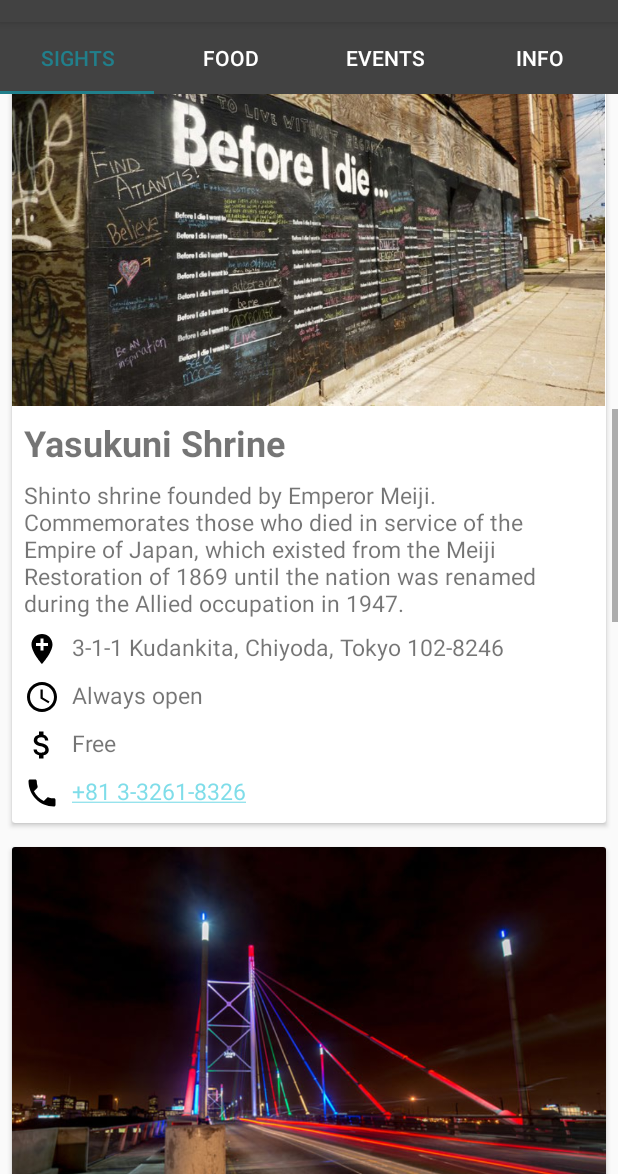
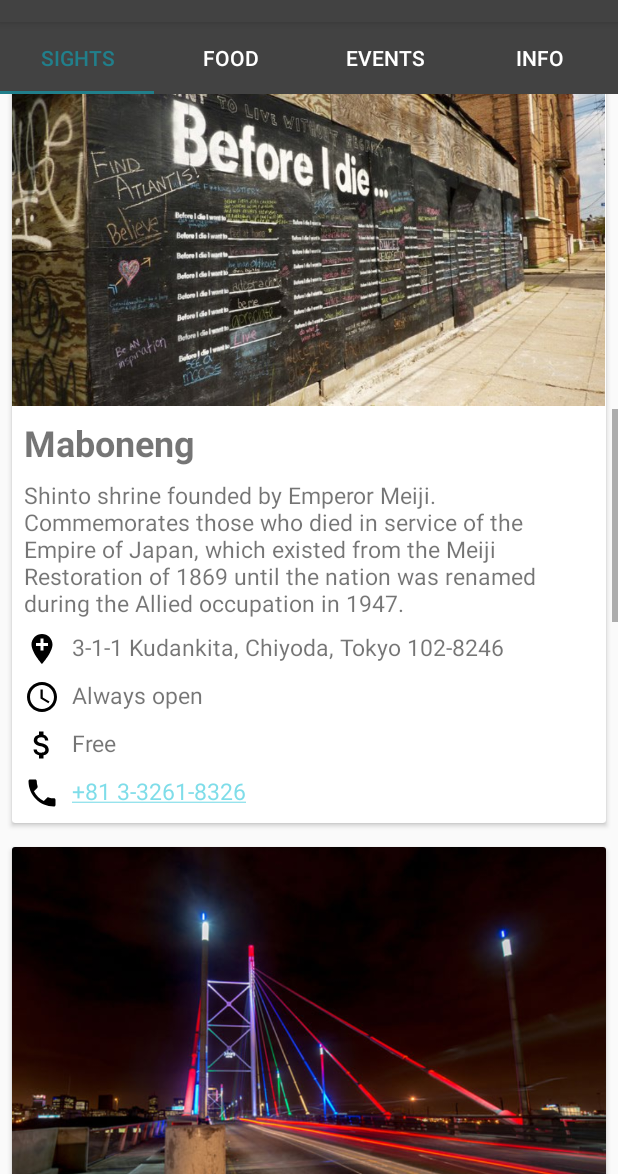
Before and after one commit to Cordlesswire/SouthernUtopiav2, an Android app: the screen it shows after launch (MainActivity), scrolled down 1008 dp, on a phone screen of 412 x 824 dp, the part 62-1236 px from its top. Run offline under Robolectric (Android 15) with nearby library versions, the phone set to English and light mode, and no system bars.

Commit message:
Initial Commit

```diff
--- a/app/src/main/java/eu/laramartin/tokyoguide/Sights.java
+++ b/app/src/main/java/eu/laramartin/tokyoguide/Sights.java
@@ -31,21 +31,21 @@ public class Sights {
         ));
 
         list.add(new Location(
-                context.getString(R.string.sight_yasukuni_name),
-                context.getString(R.string.sight_yasukuni_description),
-                context.getString(R.string.sight_yasukuni_address),
-                context.getString(R.string.sight_yasukuni_phone),
-                context.getString(R.string.sight_yasukuni_schedule),
+                context.getString(R.string.sight_maboneng_name),
+                context.getString(R.string.sight_maboneng_description),
+                context.getString(R.string.sight_maboneng_address),
+                context.getString(R.string.sight_maboneng_phone),
+                context.getString(R.string.sight_maboneng_schedule),
                 context.getString(R.string.sight_price_free),
                 R.drawable.sight_maboneng
         ));
 
         list.add(new Location(
-                context.getString(R.string.sight_koishikawa_name),
-                context.getString(R.string.sight_koishikawa_description),
-                context.getString(R.string.sight_koishikawa_address),
-                context.getString(R.string.sight_koishikawa_phone),
-                context.getString(R.string.sight_koishikawa_schedule),
+                context.getString(R.string.sight_mandelabridge_name),
+                context.getString(R.string.sight_mandelabridge_description),
+                context.getString(R.string.sight_mandelabridge_address),
+                context.getString(R.string.sight_mandelabridge_phone),
+                context.getString(R.string.sight_mandelabridge_schedule),
                 context.getString(R.string.sight_price_free),
                 R.drawable.sight_mandelabridge
         ));
--- a/app/src/main/res/values/strings.xml
+++ b/app/src/main/res/values/strings.xml
@@ -169,23 +169,23 @@
 
 
                      <!-- Sight Location 3 -->
-    <string name="sight_yasukuni_name">Yasukuni Shrine</string>
-    <string name="sight_yasukuni_description">Shinto shrine founded by Emperor Meiji. Commemorates
+    <string name="sight_maboneng_name">Maboneng</string>
+    <string name="sight_maboneng_description">Shinto shrine founded by Emperor Meiji. Commemorates
         those who died in service of the Empire of Japan, which existed from the Meiji
         Restoration of 1869 until the nation was renamed during the Allied occupation in 1947.</string>
-    <string name="sight_yasukuni_address">3-1-1 Kudankita, Chiyoda, Tokyo 102-8246</string>
-    <string name="sight_yasukuni_phone">+81 3-3261-8326</string>
-    <string name="sight_yasukuni_schedule">Always open</string>
+    <string name="sight_maboneng_address">3-1-1 Kudankita, Chiyoda, Tokyo 102-8246</string>
+    <string name="sight_maboneng_phone">+81 3-3261-8326</string>
+    <string name="sight_maboneng_schedule">Always open</string>
 
 
                  <!-- Sight Location 4 -->
-    <string name="sight_koishikawa_name">Koishikawa Korakuen Garden</string>
-    <string name="sight_koishikawa_description">Edo period clan garden, one of Tokyo\'s oldest
+    <string name="sight_mandelabridge_name">Mandela Bridge</string>
+    <string name="sight_mandelabridge_description">Edo period clan garden, one of Tokyo\'s oldest
         gardens. It was named Korakuen after a poem encouraging a ruler to enjoy pleasure only
         after achieving happiness for his people.</string>
-    <string name="sight_koishikawa_address">1-6-6 Koraku, Bunkyo, Tokyo 112-0004</string>
-    <string name="sight_koishikawa_phone">+81 3-3811-3015</string>
-    <string name="sight_koishikawa_schedule">9:00-17:00</string>
+    <string name="sight_mandelabridge_address">1-6-6 Koraku, Bunkyo, Tokyo 112-0004</string>
+    <string name="sight_mandelabridge_phone">+81 3-3811-3015</string>
+    <string name="sight_mandelabridge_schedule">9:00-17:00</string>
 
 
                  <!-- Sight Location 5 -->
```
